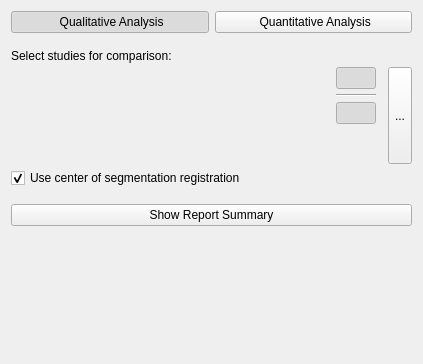
Above: Resources/UI/qSlicerLongPETCTAnalysisSettingsWidget.ui from paulcm/LongitudinalPETCT before the change. Below: the same form after it.
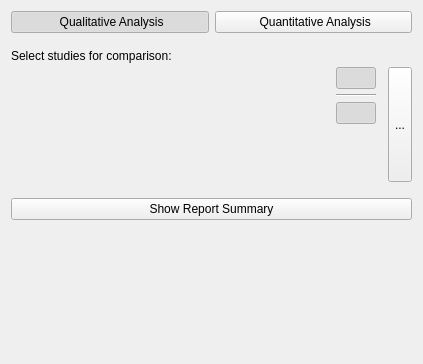
That is the form after the change. Icons and pictures are not drawn. Custom widgets are drawn as their Qt base class.

Commit message: ENH: Removed the registration checkbox

Diff of the .ui file:
```diff
--- a/Resources/UI/qSlicerLongPETCTAnalysisSettingsWidget.ui
+++ b/Resources/UI/qSlicerLongPETCTAnalysisSettingsWidget.ui
@@ -212,26 +212,6 @@
        </property>
       </spacer>
      </item>
-     <item row="3" column="0">
-      <widget class="QCheckBox" name="CheckBoxCenterOfSegReg">
-       <property name="text">
-        <string>Use center of segmentation registration</string>
-       </property>
-       <property name="checked">
-        <bool>true</bool>
-       </property>
-      </widget>
-     </item>
-     <item row="1" column="0" rowspan="2">
-      <widget class="qSlicerLongPETCTStudySelectionTableWidget" name="TableStudyAnalysisSelection" native="true">
-       <property name="sizePolicy">
-        <sizepolicy hsizetype="Expanding" vsizetype="Preferred">
-         <horstretch>0</horstretch>
-         <verstretch>0</verstretch>
-        </sizepolicy>
-       </property>
-      </widget>
-     </item>
     </layout>
    </item>
    <item>
```
Left out of the diff: 36 changed lines with no effect on the pictures.
